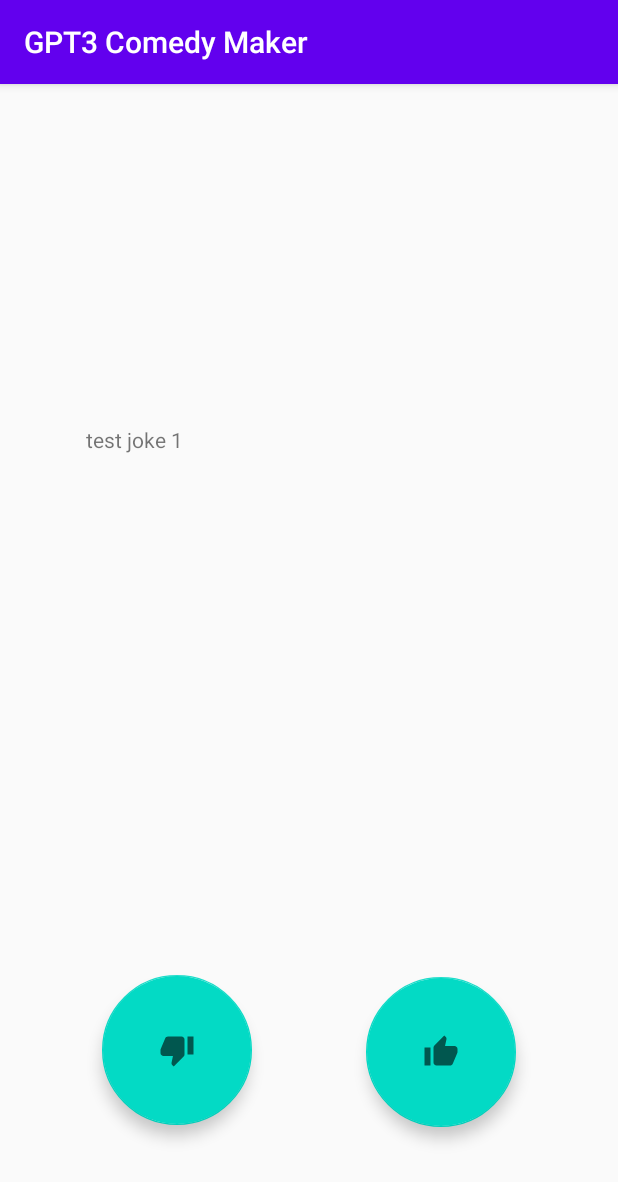
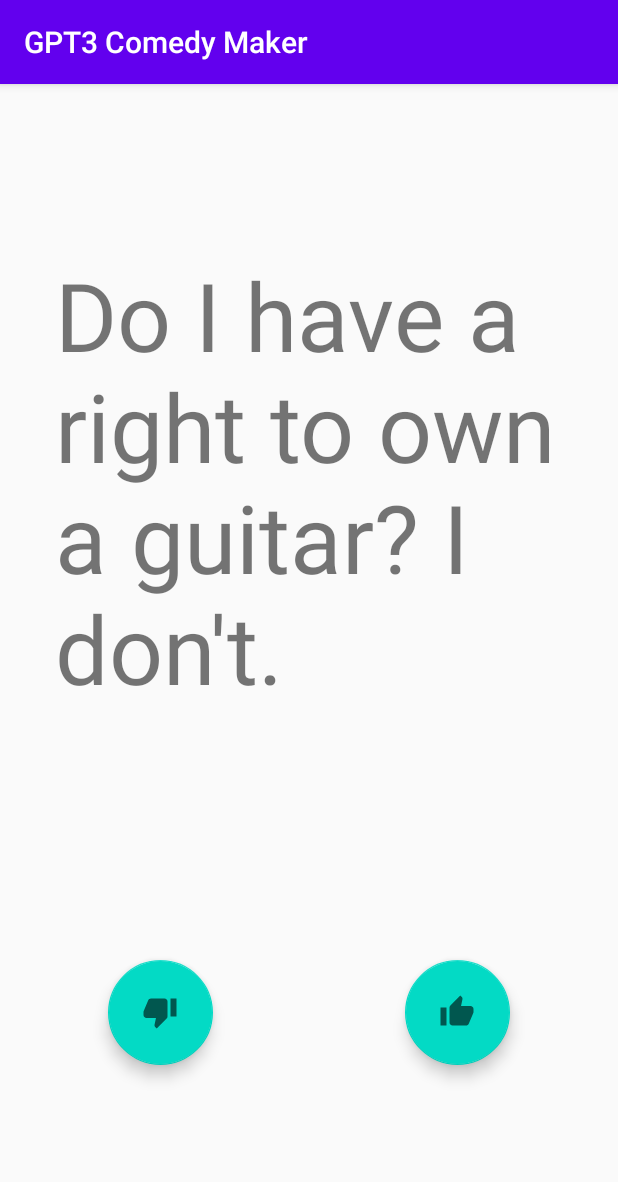
Before and after one commit to hostwriter/ComedyMaker-Android, an Android app: the screen it shows after launch (MainActivity), after a tap on an icon or button, on a phone screen of 412 x 824 dp. Shown: the top 1182 px of the screen. Run offline under Robolectric (Android 15) with nearby library versions, the phone set to English and light mode, and no system bars.

Commit message:
Added methods too work with lists better, implemented Todo's for unit tests

```diff
--- a/PersonalWorkRepo/PracticeApps/GPT3ComedyMaker2/app/src/main/java/com/projektekis/gpt3comedymaker/MainActivity.kt
+++ b/PersonalWorkRepo/PracticeApps/GPT3ComedyMaker2/app/src/main/java/com/projektekis/gpt3comedymaker/MainActivity.kt
@@ -11,28 +11,54 @@ class MainActivity : AppCompatActivity() {
         setContentView(R.layout.activity_main)
 
         //Test list: This list will be replaced on app startup with data from the api
-        val testList = arrayListOf("test joke 1",
-            "test joke 2",
-            "test joke 3",
-            "knock knock joke")
+        var testList = arrayListOf("Do I have a right to own a guitar? I don't.",
+            "I like to joke. I do iced iced iced ices.",
+            "I'll give you a list of the top 1% of the population who doesn't work two days a week, and a list of the worst 6% that doesn't work any more... and a great name.",
+            "Wont forget my last job. I can't do this anymore. I've lost my mind.")
+
+        var goodFeedbackList: ArrayList<String> = arrayListOf()
 
 
-        val jokeIterator = testList.iterator()
+        var jokeIterator = testList.iterator()
 
         val downVoteBtn = findViewById<FloatingActionButton>(R.id.dislikeFloatingButton)
         val upVoteBtn = findViewById<FloatingActionButton>(R.id.likeFloatingButton)
         val shownJoke = findViewById<TextView>(R.id.textView)
 
+        fun setJokeIterator(jokeList: ArrayList<String>){
+            jokeIterator = if(jokeList.isEmpty()){
+                //Test list will become a default list in case incoming lists are be empty
+                testList.iterator()
+            }else {
+                jokeList.iterator()
+            }
+        }
+
+        fun sendFeedback(){
+            TODO("Send list of liked jokes back to the api")
+        }
+
         downVoteBtn.setOnClickListener{
-            shownJoke.text = jokeIterator.next()
+            if(jokeIterator.hasNext()) {
+                shownJoke.text = jokeIterator.next()
+            }else{
+                setJokeIterator(testList)
+                shownJoke.text = jokeIterator.next()
+            }
         }
 
         upVoteBtn.setOnClickListener{
-            shownJoke.text = jokeIterator.next()
+            if(jokeIterator.hasNext()) {
+                goodFeedbackList.add(shownJoke.text.toString())
+                shownJoke.text = jokeIterator.next()
+
+            }else{
+                setJokeIterator(testList)
+                goodFeedbackList.add(shownJoke.text.toString())
+                shownJoke.text = jokeIterator.next()
+            }
         }
 
     }
 
-
-
 }
--- a/PersonalWorkRepo/PracticeApps/GPT3ComedyMaker2/app/src/main/res/layout/activity_main.xml
+++ b/PersonalWorkRepo/PracticeApps/GPT3ComedyMaker2/app/src/main/res/layout/activity_main.xml
@@ -8,42 +8,43 @@
 
     <TextView
         android:id="@+id/textView"
-        android:layout_width="297dp"
-        android:layout_height="182dp"
-        android:text="Hello World!"
+        android:layout_width="338dp"
+        android:layout_height="333dp"
+        android:autoSizeTextType="uniform"
+        android:text="GPT2 Comedy Writer"
         app:layout_constraintBottom_toBottomOf="parent"
         app:layout_constraintEnd_toEndOf="parent"
-        app:layout_constraintHorizontal_bias="0.5"
+        app:layout_constraintHorizontal_bias="0.493"
         app:layout_constraintStart_toStartOf="parent"
         app:layout_constraintTop_toTopOf="parent"
-        app:layout_constraintVertical_bias="0.388" />
+        app:layout_constraintVertical_bias="0.256" />
 
     <com.google.android.material.floatingactionbutton.FloatingActionButton
         android:id="@+id/likeFloatingButton"
-        android:layout_width="100dp"
-        android:layout_height="100dp"
-        android:layout_marginEnd="56dp"
+        android:layout_width="70dp"
+        android:layout_height="70dp"
+        android:layout_marginEnd="60dp"
         android:clickable="true"
-        app:fabCustomSize="100dp"
+        app:fabCustomSize="70dp"
         app:layout_constraintBottom_toBottomOf="parent"
         app:layout_constraintEnd_toEndOf="parent"
         app:layout_constraintTop_toTopOf="parent"
-        app:layout_constraintVertical_bias="0.913"
+        app:layout_constraintVertical_bias="0.855"
         app:srcCompat="@drawable/ic_baseline_thumb_up_24"
         app:useCompatPadding="true" />
 
     <com.google.android.material.floatingactionbutton.FloatingActionButton
         android:id="@+id/dislikeFloatingButton"
-        android:layout_width="100dp"
-        android:layout_height="100dp"
-        android:layout_marginStart="56dp"
+        android:layout_width="70dp"
+        android:layout_height="70dp"
+        android:layout_marginStart="60dp"
         android:clickable="true"
         android:src="@drawable/ic_baseline_thumb_down_24"
-        app:fabCustomSize="100dp"
+        app:fabCustomSize="70dp"
         app:layout_constraintBottom_toBottomOf="parent"
         app:layout_constraintStart_toStartOf="parent"
         app:layout_constraintTop_toTopOf="parent"
-        app:layout_constraintVertical_bias="0.911"
+        app:layout_constraintVertical_bias="0.855"
         app:srcCompat="@drawable/ic_baseline_thumb_down_24"
         app:useCompatPadding="true" />
 
```
Also changed, not shown: 1 other file.
